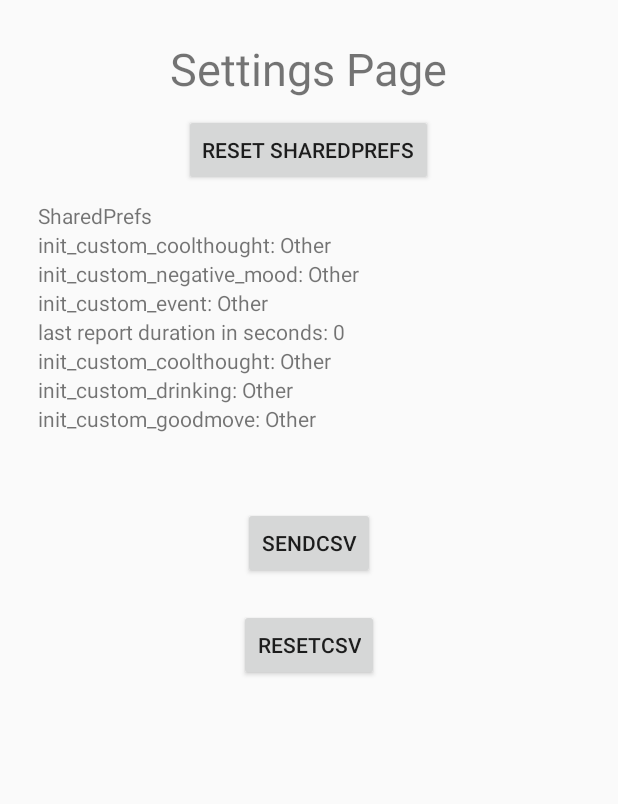
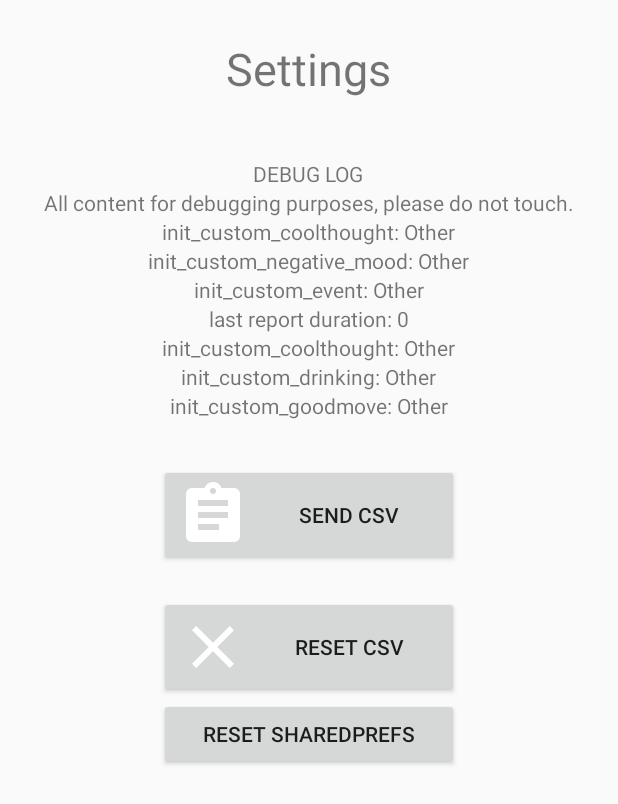
Before and after one commit to hyorkim11/empaticae4, an Android app: the SettingsActivity screen opened directly, with no data from a screen before it, on a phone screen of 412 x 824 dp. Shown: the top 804 px of the screen. Run offline under Robolectric (Android 15) with nearby library versions, the phone set to English and light mode, and no system bars; 1 statement that could not run was skipped.

Commit message:
9/21/15 - 3:45PM

```diff
--- a/app/build.gradle
+++ b/app/build.gradle
@@ -25,9 +25,6 @@ dependencies {
         maven { url "https://jitpack.io" }
     }
 
-    dependencies {
-        compile 'com.github.PhilJay:MPAndroidChart:v2.1.3'
-    }
     compile project(':empalink-2.0')
     compile files('libs/opencsv-3.5.jar')
     compile 'com.android.support:appcompat-v7:22.2.1'
@@ -35,4 +32,5 @@ dependencies {
     compile 'com.android.support:support-v4:22.2.1'
     compile 'com.beardedhen:androidbootstrap:+'
     compile 'com.google.code.gson:gson:2.2.4'
+    compile 'com.jjoe64:graphview:4.0.1'
 }
--- a/app/src/main/java/empaticae4/hrker/com/empaticae4/activity/reports/DrinkActivity.java
+++ b/app/src/main/java/empaticae4/hrker/com/empaticae4/activity/reports/DrinkActivity.java
@@ -373,7 +373,7 @@ public class DrinkActivity extends Activity {
         alertDialogBuilder.setTitle("");
         alertDialogBuilder.setMessage("You're doing great!\nKeep up the good work.");
 
-        // set positive button: Yes
+        // set positive button: Finish
         alertDialogBuilder.setPositiveButton("Finish", new DialogInterface.OnClickListener() {
 
             public void onClick(DialogInterface dialog, int id) {
--- a/app/src/main/java/empaticae4/hrker/com/empaticae4/activity/settings/SettingsActivity.java
+++ b/app/src/main/java/empaticae4/hrker/com/empaticae4/activity/settings/SettingsActivity.java
@@ -58,6 +58,7 @@ public class SettingsActivity extends Activity implements View.OnClickListener {
         mResetCSV = (Button) findViewById(R.id.bResetCSV);
         mResetCSV.setOnClickListener(this);
 
+
         sp0 = (TextView)findViewById(R.id.sp0);
         sp0.setText("init_custom_coolthought: " + mPrefs.getInitCustomCoolthought());
         sp1 = (TextView)findViewById(R.id.sp1);
@@ -65,7 +66,7 @@ public class SettingsActivity extends Activity implements View.OnClickListener {
         sp2 = (TextView)findViewById(R.id.sp2);
         sp2.setText("init_custom_event: " + mPrefs.getInitCustomEvent());
         sp3 = (TextView)findViewById(R.id.sp3);
-        sp3.setText("last report duration in seconds: " + mPrefs.getDuration());
+        sp3.setText("last report duration: " + mPrefs.getDuration());
         // currently fetches long in milliseconds
         sp4 = (TextView)findViewById(R.id.sp4);
         sp4.setText("init_custom_coolthought: " + mPrefs.getInitCustomCoolthought());
--- a/app/src/main/res/layout/activity_settings.xml
+++ b/app/src/main/res/layout/activity_settings.xml
@@ -10,31 +10,34 @@
         android:layout_width="wrap_content"
         android:layout_height="wrap_content"
         android:layout_centerHorizontal="true"
-        android:layout_margin="10dp"
-        android:text="Settings Page"
+        android:layout_marginBottom="30dp"
+        android:layout_marginLeft="20dp"
+        android:layout_marginRight="20dp"
+        android:layout_marginTop="10dp"
+        android:text="Settings"
         android:textSize="30sp" />
-
-    <Button
-        android:id="@+id/resetPrefs"
-        android:layout_width="wrap_content"
-        android:layout_height="wrap_content"
-        android:layout_below="@+id/title"
-        android:layout_centerHorizontal="true"
-        android:text="Reset SharedPrefs" />
 
     <LinearLayout
         android:id="@+id/texts"
         android:layout_width="match_parent"
         android:layout_height="wrap_content"
-        android:layout_below="@+id/resetPrefs"
+        android:layout_below="@+id/title"
         android:layout_margin="10dp"
+        android:gravity="center_horizontal"
         android:orientation="vertical">
 
         <TextView
             android:id="@+id/sptitle"
             android:layout_width="wrap_content"
             android:layout_height="wrap_content"
-            android:text="SharedPrefs" />
+            android:layout_gravity="center_horizontal"
+            android:text="DEBUG LOG" />
+
+        <TextView
+            android:layout_width="wrap_content"
+            android:layout_height="wrap_content"
+            android:layout_gravity="center"
+            android:text="All content for debugging purposes, please do not touch." />
 
         <TextView
             android:id="@+id/sp0"
@@ -79,19 +82,32 @@
 
     <Button
         android:id="@+id/bSend"
+        android:layout_width="200dp"
+        android:layout_height="wrap_content"
+        android:layout_below="@+id/texts"
         android:layout_centerHorizontal="true"
-        android:layout_marginTop="20dp"
-        android:text="SendCSV"
-        android:layout_below="@+id/texts"
-        android:layout_width="wrap_content"
-        android:layout_height="wrap_content" />
+        android:drawableLeft="@mipmap/ic_report"
+        android:drawablePadding="5dp"
+        android:text="Send CSV" />
 
     <Button
         android:id="@+id/bResetCSV"
-        android:layout_width="wrap_content"
+        android:layout_width="200dp"
         android:layout_height="wrap_content"
-        android:layout_marginTop="20dp"
         android:layout_below="@+id/bSend"
         android:layout_centerHorizontal="true"
-        android:text="ResetCSV" />
+        android:layout_marginTop="20dp"
+        android:drawableLeft="@mipmap/ic_close"
+        android:drawablePadding="5dp"
+        android:text="Reset CSV" />
+
+    <Button
+        android:id="@+id/resetPrefs"
+        android:layout_width="200dp"
+        android:layout_height="wrap_content"
+        android:layout_below="@+id/bResetCSV"
+        android:layout_centerHorizontal="true"
+        android:text="Reset SharedPrefs" />
+
+
 </RelativeLayout>
```
Also changed, not shown: app/src/main/java/empaticae4/hrker/com/empaticae4/activity/reports/GoodMovesActivity.java (+74 -12 lines), app/src/main/java/empaticae4/hrker/com/empaticae4/activity/reports/PositiveActivity.java (+69 -11 lines), app/src/main/java/empaticae4/hrker/com/empaticae4/main/MainActivity.java (+4 -6 lines), app/src/main/res/layout/activity_main.xml (+13 -14 lines), app/src/main/res/layout/activity_splash.xml (+18 -7 lines), app/src/main/assets/fontawesome-webfont.ttf (added), 1 other file.
